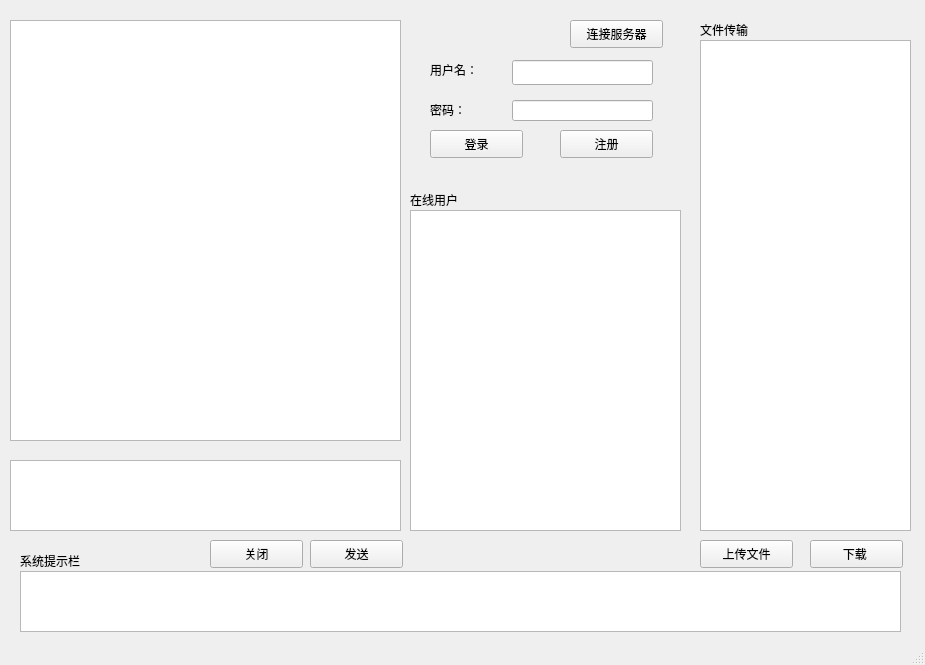
This is Client/mainwindow.ui in jingxincurry/IM_Chat as Qt 5 draws it before an edit. The edited form follows.
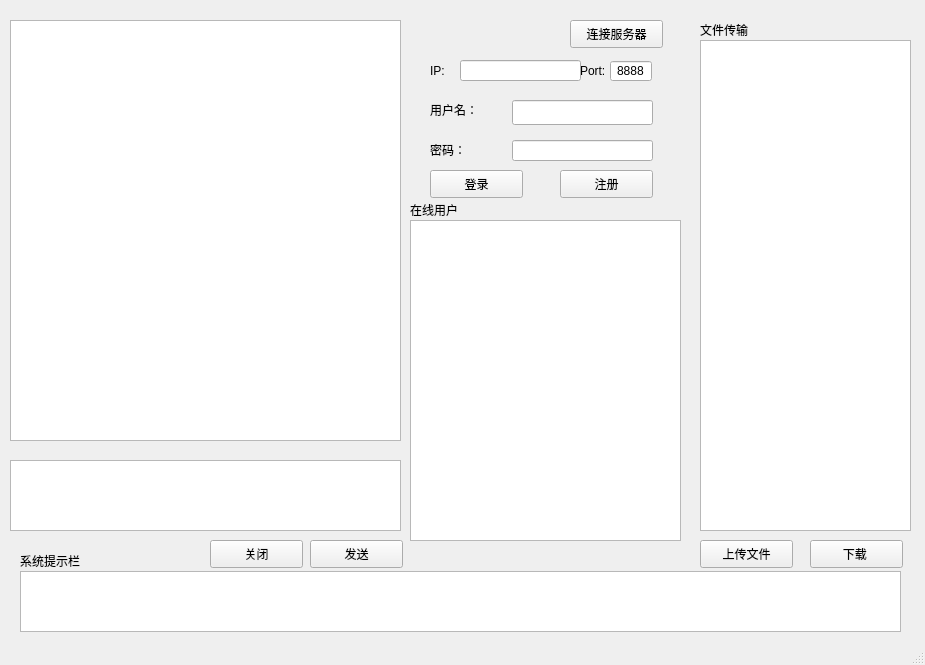
This is the edited form.

```diff
--- a/Client/mainwindow.ui
+++ b/Client/mainwindow.ui
@@ -51,7 +51,7 @@
     <property name="geometry">
      <rect>
       <x>410</x>
-      <y>190</y>
+      <y>200</y>
       <width>69</width>
       <height>19</height>
      </rect>
@@ -77,7 +77,7 @@
     <property name="geometry">
      <rect>
       <x>512</x>
-      <y>60</y>
+      <y>100</y>
       <width>141</width>
       <height>25</height>
      </rect>
@@ -87,7 +87,7 @@
     <property name="geometry">
      <rect>
       <x>512</x>
-      <y>100</y>
+      <y>140</y>
       <width>141</width>
       <height>21</height>
      </rect>
@@ -97,7 +97,7 @@
     <property name="geometry">
      <rect>
       <x>430</x>
-      <y>130</y>
+      <y>170</y>
       <width>93</width>
       <height>28</height>
      </rect>
@@ -110,7 +110,7 @@
     <property name="geometry">
      <rect>
       <x>560</x>
-      <y>130</y>
+      <y>170</y>
       <width>93</width>
       <height>28</height>
      </rect>
@@ -123,7 +123,7 @@
     <property name="geometry">
      <rect>
       <x>410</x>
-      <y>210</y>
+      <y>220</y>
       <width>271</width>
       <height>321</height>
      </rect>
@@ -143,7 +143,7 @@
     <property name="geometry">
      <rect>
       <x>430</x>
-      <y>60</y>
+      <y>100</y>
       <width>69</width>
       <height>19</height>
      </rect>
@@ -156,7 +156,7 @@
     <property name="geometry">
      <rect>
       <x>430</x>
-      <y>100</y>
+      <y>140</y>
       <width>69</width>
       <height>19</height>
      </rect>
@@ -240,6 +240,76 @@
      <string>系统提示栏</string>
     </property>
    </widget>
+   <widget class="QLineEdit" name="lineEditIp">
+    <property name="geometry">
+     <rect>
+      <x>460</x>
+      <y>60</y>
+      <width>121</width>
+      <height>21</height>
+     </rect>
+    </property>
+    <property name="text">
+     <string/>
+    </property>
+    <property name="alignment">
+     <set>Qt::AlignmentFlag::AlignCenter</set>
+    </property>
+    <property name="placeholderText">
+     <string/>
+    </property>
+   </widget>
+   <widget class="QLabel" name="label_6">
+    <property name="geometry">
+     <rect>
+      <x>430</x>
+      <y>60</y>
+      <width>21</width>
+      <height>21</height>
+     </rect>
+    </property>
+    <property name="text">
+     <string>IP:</string>
+    </property>
+   </widget>
+   <widget class="QLabel" name="label_7">
+    <property name="geometry">
+     <rect>
+      <x>580</x>
+      <y>60</y>
+      <width>31</width>
+      <height>21</height>
+     </rect>
+    </property>
+    <property name="text">
+     <string>Port:</string>
+    </property>
+   </widget>
+   <widget class="QSpinBox" name="spinBoxPort">
+    <property name="geometry">
+     <rect>
+      <x>610</x>
+      <y>60</y>
+      <width>42</width>
+      <height>22</height>
+     </rect>
+    </property>
+    <property name="alignment">
+     <set>Qt::AlignmentFlag::AlignCenter</set>
+    </property>
+    <property name="buttonSymbols">
+     <enum>QAbstractSpinBox::ButtonSymbols::NoButtons</enum>
+    </property>
+    <property name="minimum">
+     <number>1</number>
+    </property>
+    <property name="maximum">
+     <number>65535</number>
+    </property>
+    <property name="value">
+     <number>8888</number>
+    </property>
+   </widget>
   </widget>
   <widget class="QMenuBar" name="menubar">
    <property name="geometry">
```
Left out of the diff: 2 changed lines with no effect on the pictures.
